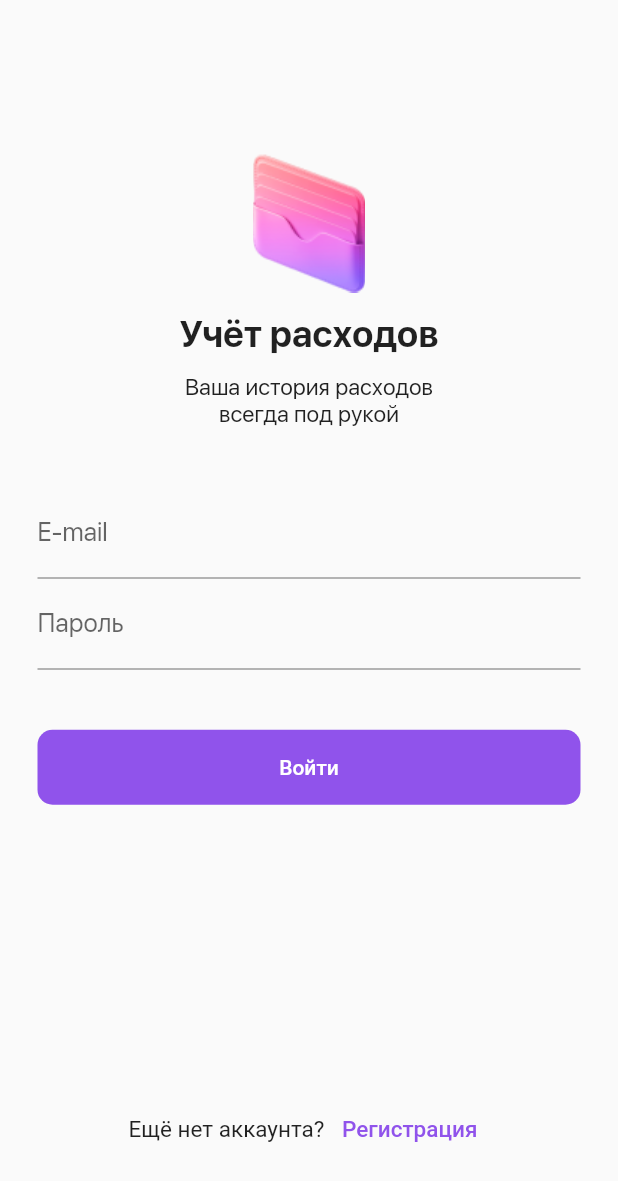
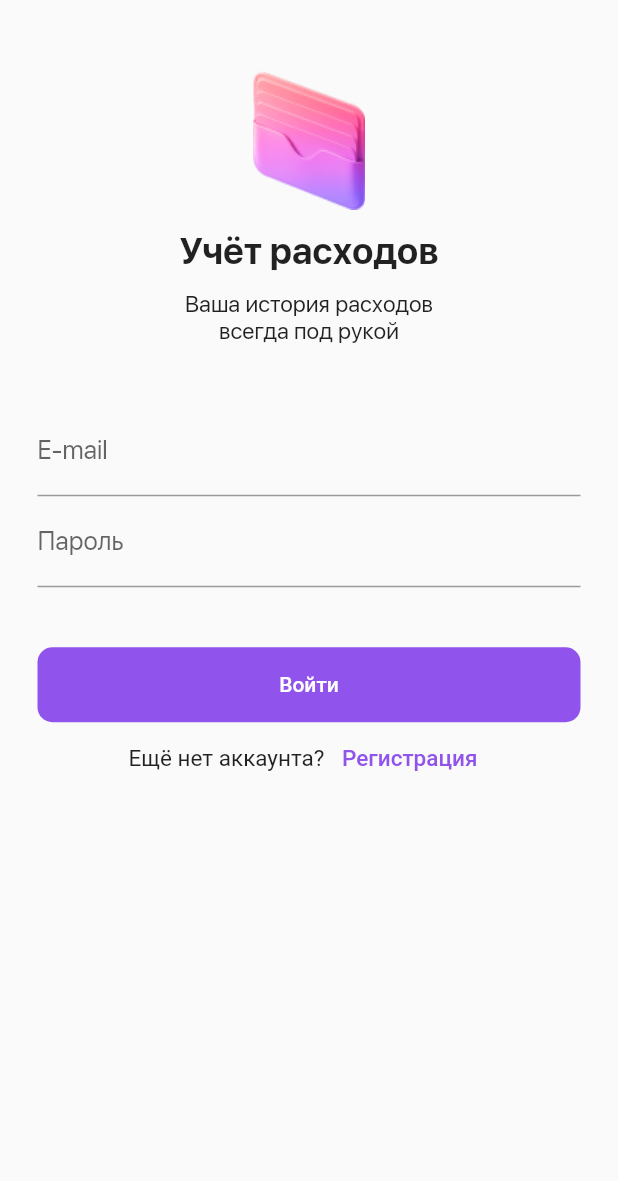
Before and after one commit to iaroshuk-dmitrii/money_tracker, a Flutter app: the screen it shows after launch, on a phone screen of 412 x 824 dp. Shown: the top 1181 px of the screen. Run offline on Flutter 3.47's test engine with Material 2 defaults, Android fonts, the phone set to English and light mode, and no system bars; our stand-ins replace bloc, firebase_auth, firebase_core, flutter_bloc; accounts and stored records are empty; statements that could not run were skipped.

```diff
--- /dev/null
+++ b/lib/business_logic/auth_bloc.dart
@@ -0,0 +1,53 @@
+import 'dart:async';
+
+import 'package:bloc/bloc.dart';
+import 'package:firebase_auth/firebase_auth.dart';
+import 'package:money_tracker/repositories/auth_repository.dart';
+
+class AuthBloc extends Bloc<AuthEvent, AuthState> {
+  final AuthRepository _authRepository;
+  StreamSubscription<User?>? _userSubscription;
+
+  AuthBloc({required AuthRepository authRepository})
+      : _authRepository = authRepository,
+        super(AuthUnknownState()) {
+    on<UserChangedEvent>((event, emit) async {
+      print('AuthBloc: UserChangedEvent');
+      if (event.user == null) {
+        emit(AuthUnauthenticatedState());
+      } else {
+        emit(AuthAuthenticatedState(event.user));
+      }
+    });
+
+    _userSubscription = _authRepository.user.listen((user) {
+      add(UserChangedEvent(user));
+    });
+  }
+
+  @override
+  Future<void> close() {
+    _userSubscription?.cancel();
+    return super.close();
+  }
+}
+
+//------------------------------
+abstract class AuthEvent {}
+
+class UserChangedEvent extends AuthEvent {
+  final User? user;
+  UserChangedEvent(this.user);
+}
+
+//------------------------------
+abstract class AuthState {}
+
+class AuthUnknownState extends AuthState {}
+
+class AuthUnauthenticatedState extends AuthState {}
+
+class AuthAuthenticatedState extends AuthState {
+  final User? user;
+  AuthAuthenticatedState(this.user);
+}
--- /dev/null
+++ b/lib/business_logic/login_cubit.dart
@@ -0,0 +1,110 @@
+import 'package:firebase_auth/firebase_auth.dart';
+import 'package:flutter_bloc/flutter_bloc.dart';
+import 'package:money_tracker/repositories/auth_repository.dart';
+
+class LoginCubit extends Cubit<LoginState> {
+  final AuthRepository _authRepository;
+
+  LoginCubit({required AuthRepository authRepository})
+      : _authRepository = authRepository,
+        super(const LoginState(
+          email: '',
+          password: '',
+          status: LoginStatus.initial,
+          loginType: LoginType.login,
+          user: null,
+          error: '',
+        ));
+
+  void emailChanged(String value) {
+    print('emailChanged $value');
+    emit(state.copyWith(email: value, status: LoginStatus.initial));
+  }
+
+  void passwordChanged(String value) {
+    print('passwordChanged $value');
+    emit(state.copyWith(password: value, status: LoginStatus.initial));
+  }
+
+  Future<void> signUp() async {
+    print('signUp');
+    if (state.status == LoginStatus.inProgress) return;
+    emit(state.copyWith(status: LoginStatus.inProgress));
+    try {
+      var user = await _authRepository.signUp(
+        email: state.email,
+        password: state.password,
+      );
+      emit(state.copyWith(status: LoginStatus.success, user: user));
+    } on AuthException catch (e) {
+      emit(state.copyWith(status: LoginStatus.error, error: e.message));
+    }
+  }
+
+  Future<void> login() async {
+    print('login');
+    if (state.status == LoginStatus.inProgress) return;
+    emit(state.copyWith(status: LoginStatus.inProgress));
+    try {
+      var user = await _authRepository.signIn(
+        email: state.email,
+        password: state.password,
+      );
+      emit(state.copyWith(status: LoginStatus.success, user: user));
+    } on AuthException catch (e) {
+      emit(state.copyWith(status: LoginStatus.error, error: e.message));
+    }
+  }
+
+  void switchToSignUp() {
+    print('switchToSignUp');
+    if (state.loginType == LoginType.signUp) return;
+    emit(state.copyWith(loginType: LoginType.signUp, status: LoginStatus.initial));
+  }
+
+  void switchToLogin() {
+    print('switchToLogin');
+    if (state.loginType == LoginType.login) return;
+    emit(state.copyWith(loginType: LoginType.login, status: LoginStatus.initial));
+  }
+}
+
+//------------------------------
+enum LoginStatus { initial, inProgress, success, error }
+enum LoginType { login, signUp }
+
+//------------------------------
+class LoginState {
+  final String email;
+  final String password;
+  final LoginStatus status;
+  final LoginType loginType;
+  final User? user;
+  final String error;
+
+  const LoginState(
+      {required this.email,
+      required this.password,
+      required this.status,
+      required this.loginType,
+      this.user,
+      required this.error});
+
+  LoginState copyWith({
+    String? email,
+    String? password,
+    LoginStatus? status,
+    LoginType? loginType,
+    User? user,
+    String? error,
+  }) {
+    return LoginState(
+      email: email ?? this.email,
+      password: password ?? this.password,
+      status: status ?? this.status,
+      loginType: loginType ?? this.loginType,
+      user: user ?? this.user,
+      error: error ?? this.error,
+    );
+  }
+}
--- a/lib/main.dart
+++ b/lib/main.dart
@@ -1,8 +1,16 @@
+import 'package:firebase_core/firebase_core.dart';
 import 'package:flutter/material.dart';
+import 'package:flutter_bloc/flutter_bloc.dart';
+import 'package:money_tracker/business_logic/auth_bloc.dart';
+import 'package:money_tracker/business_logic/image_picker_bloc.dart';
+import 'package:money_tracker/business_logic/login_cubit.dart';
+import 'package:money_tracker/repositories/auth_repository.dart';
 import 'package:money_tracker/ui/navigation.dart';
 import 'package:money_tracker/ui/theme.dart';
 
-void main() {
+Future<void> main() async {
+  WidgetsFlutterBinding.ensureInitialized();
+  await Firebase.initializeApp();
   runApp(MyApp());
 }
 
@@ -12,12 +20,21 @@ class MyApp extends StatelessWidget {
 
   @override
   Widget build(BuildContext context) {
-    return MaterialApp(
-      title: 'Flutter Demo',
-      theme: AppTheme.light,
-      initialRoute: mainNavigation.initialRoute,
-      routes: mainNavigation.routes,
-      onGenerateRoute: mainNavigation.onGenerateRoute,
+    return RepositoryProvider(
+      create: (BuildContext context) => AuthRepository(),
+      child: MultiBlocProvider(
+        providers: [
+          BlocProvider<AuthBloc>(create: (context) => AuthBloc(authRepository: context.read<AuthRepository>())),
+          BlocProvider<LoginCubit>(create: (context) => LoginCubit(authRepository: context.read<AuthRepository>())),
+          BlocProvider<ImagePickerBloc>(create: (context) => ImagePickerBloc()),
+        ],
+        child: MaterialApp(
+          theme: AppTheme.light,
+          initialRoute: mainNavigation.initialRoute,
+          routes: mainNavigation.routes,
+          onGenerateRoute: mainNavigation.onGenerateRoute,
+        ),
+      ),
     );
   }
 }
--- a/lib/ui/navigation.dart
+++ b/lib/ui/navigation.dart
@@ -1,46 +1,63 @@
 import 'package:flutter/material.dart';
+import 'package:money_tracker/ui/screens/loader_screen.dart';
 import 'package:money_tracker/ui/screens/login_screen.dart';
 import 'package:money_tracker/ui/screens/profile_screen.dart';
-import 'package:money_tracker/ui/screens/sign_up_screen.dart';
 import 'package:money_tracker/ui/screens/test_screen.dart';
 
 abstract class Screens {
+  static const loader = '/LoaderScreen';
   static const login = '/LoginScreen';
-  static const signUp = '/SignUpScreen';
   static const profile = '/ProfileScreen';
+  static const costAccounting = '/CostAccountingScreen';
   static const test = '/TestScreen';
 }
 
 class MainNavigation {
-  final initialRoute = Screens.login;
+  final initialRoute = Screens.loader;
 
   final routes = <String, Widget Function(BuildContext)>{
-    Screens.login: (context) => const LoginScreen(),
-    Screens.signUp: (context) => const SignUpScreen(),
-    Screens.profile: (context) => const ProfileScreen(),
-    Screens.test: (context) => const TestScreen(),
+    Screens.loader: (context) {
+      print('Create LoaderScreen');
+      return const LoaderScreen();
+    },
+    Screens.login: (context) {
+      print('Create LoginScreen');
+      return const LoginScreen();
+    },
+    Screens.profile: (context) {
+      print('Create ProfileScreen');
+      return const TestScreen();
+    },
+    Screens.costAccounting: (context) {
+      print('Create CostAccountingScreen');
+      return const TestScreen();
+    },
+    Screens.test: (context) {
+      print('Create TestScreen');
+      return const TestScreen();
+    },
   };
 
   Route<Object> onGenerateRoute(RouteSettings settings) {
     return MaterialPageRoute(builder: (context) => const Text('Navigation Error!!'));
   }
 
-  Route<Object> _customAnimateRoute(Widget page, {RouteSettings? settings}) => PageRouteBuilder(
-        settings: settings,
-        pageBuilder: (
-          BuildContext context,
-          Animation<double> animation,
-          Animation<double> secondaryAnimation,
-        ) =>
-            page,
-        transitionDuration: const Duration(milliseconds: 500),
-        reverseTransitionDuration: const Duration(milliseconds: 500),
-        transitionsBuilder: (
-          BuildContext context,
-          Animation<double> animation,
-          Animation<double> secondaryAnimation,
-          Widget child,
-        ) =>
-            FadeTransition(opacity: animation, child: child),
-      );
+  // Route<Object> _customAnimateRoute(Widget page, {RouteSettings? settings}) => PageRouteBuilder(
+  //       settings: settings,
+  //       pageBuilder: (
+  //         BuildContext context,
+  //         Animation<double> animation,
+  //         Animation<double> secondaryAnimation,
+  //       ) =>
+  //           page,
+  //       transitionDuration: const Duration(milliseconds: 500),
+  //       reverseTransitionDuration: const Duration(milliseconds: 500),
+  //       transitionsBuilder: (
+  //         BuildContext context,
+  //         Animation<double> animation,
+  //         Animation<double> secondaryAnimation,
+  //         Widget child,
+  //       ) =>
+  //           FadeTransition(opacity: animation, child: child),
+  //     );
 }
--- a/lib/ui/screens/login_screen.dart
+++ b/lib/ui/screens/login_screen.dart
@@ -1,7 +1,8 @@
 import 'package:flutter/material.dart';
+import 'package:flutter_bloc/flutter_bloc.dart';
+import 'package:money_tracker/business_logic/login_cubit.dart';
 import 'package:money_tracker/ui/constants.dart';
-import 'package:money_tracker/ui/widgets/email_input.dart';
-import 'package:money_tracker/ui/widgets/password_input.dart';
+import 'package:money_tracker/ui/navigation.dart';
 import 'package:money_tracker/ui/widgets/purple_text_button.dart';
 
 class LoginScreen extends StatelessWidget {
@@ -9,17 +10,32 @@ class LoginScreen extends StatelessWidget {
 
   @override
   Widget build(BuildContext context) {
-    TextEditingController _controllerEmail = TextEditingController();
-    TextEditingController _controllerPassword = TextEditingController();
-    return Scaffold(
-      body: Padding(
+    return BlocListener<LoginCubit, LoginState>(
+      listener: (context, state) {
+        if (state.status == LoginStatus.success) {
+          Navigator.of(context).pushNamedAndRemoveUntil(Screens.costAccounting, (Route<dynamic> route) => false);
+        }
+        if (state.status == LoginStatus.error) {
+          final String errorMessage = state.error;
+          showDialog(
+              context: context,
+              builder: (context) {
+                return AlertDialog(
+                  title: Text(errorMessage),
+                );
+              });
+        }
+      },
+      child: Scaffold(
+        body: SingleChildScrollView(
+          child: Padding(
             padding: const EdgeInsets.symmetric(vertical: 47, horizontal: 25),
             child: Center(
               child: ConstrainedBox(
                 constraints: const BoxConstraints(maxWidth: 450),
                 child: Column(
                   children: [
-                const Expanded(flex: 2, child: SizedBox.shrink()),
+                    // const Expanded(flex: 2, child: SizedBox.expand()),
                     Image.asset('assets/images/logo.png'),
                     const SizedBox(height: 13),
                     const Text(
@@ -40,28 +56,15 @@ class LoginScreen extends StatelessWidget {
                       style: TextStyle(fontSize: 15, fontFamily: 'SanFrancisco'),
                     ),
                     const SizedBox(height: 40),
-                EmailInput(controller: _controllerEmail),
-                PasswordInput(controller: _controllerPassword),
+                    const _EmailInput(),
+                    const _PasswordInput(),
                     const SizedBox(height: 40),
-                _LoginButton(controllerEmail: _controllerEmail, controllerPassword: _controllerPassword),
-                const Expanded(flex: 7, child: SizedBox.shrink()),
-                Row(
-                  mainAxisAlignment: MainAxisAlignment.center,
-                  children: [
-                    const Text(
-                      'Ещё нет аккаунта? ',
-                      style: TextStyle(fontSize: 15),
-                    ),
-                    TextButton(
-                      child: const Text(
-                        'Регистрация',
-                        style: TextStyle(color: kPurpleColor, fontSize: 15),
-                      ),
-                      onPressed: () {}, //TODO
-                    ),
+                    const _LoginButton(),
+                    // const Expanded(flex: 7, child: SizedBox.shrink()),
+                    const _SwitchSign(),
                   ],
                 ),
-              ],
+              ),
             ),
           ),
         ),
@@ -70,23 +73,90 @@ class LoginScreen extends StatelessWidget {
   }
 }
 
-class _LoginButton extends StatelessWidget {
-  const _LoginButton({
-    Key? key,
-    required TextEditingController controllerEmail,
-    required TextEditingController controllerPassword,
-  })  : _controllerEmail = controllerEmail,
-        _controllerPassword = controllerPassword,
-        super(key: key);
-
-  final TextEditingController _controllerEmail;
-  final TextEditingController _controllerPassword;
+class _EmailInput extends StatelessWidget {
+  const _EmailInput({Key? key}) : super(key: key);
 
   @override
   Widget build(BuildContext context) {
-    return PurpleTextButton(
-      buttonTitle: 'Войти',
-      onPressed: () {}, //TODO
+    return TextField(
+      onChanged: (value) => context.read<LoginCubit>().emailChanged(value),
+      keyboardType: TextInputType.emailAddress,
+      textAlign: TextAlign.left,
+      decoration: const InputDecoration(
+        labelText: 'E-mail',
+        labelStyle: TextStyle(fontSize: 17, fontFamily: 'SanFrancisco'),
+      ),
+      style: const TextStyle(fontSize: 17, fontFamily: 'SanFrancisco'),
     );
   }
 }
+
+class _PasswordInput extends StatelessWidget {
+  const _PasswordInput({Key? key}) : super(key: key);
+
+  @override
+  Widget build(BuildContext context) {
+    return TextField(
+      onChanged: (value) => context.read<LoginCubit>().passwordChanged(value),
+      obscureText: true,
+      keyboardType: TextInputType.visiblePassword,
+      textAlign: TextAlign.left,
+      decoration: const InputDecoration(
+        labelText: 'Пароль',
+        labelStyle: TextStyle(fontSize: 17, fontFamily: 'SanFrancisco'),
+      ),
+      style: const TextStyle(fontSize: 17, fontFamily: 'SanFrancisco'),
+    );
+  }
+}
+
+class _LoginButton extends StatelessWidget {
+  const _LoginButton({Key? key}) : super(key: key);
+
+  @override
+  Widget build(BuildContext context) {
+    return BlocBuilder<LoginCubit, LoginState>(builder: (context, state) {
+      final String buttonTitle = state.loginType == LoginType.login ? 'Войти' : 'Регистрация';
+      final bool loading = state.status == LoginStatus.inProgress;
+      return PurpleTextButton(
+        buttonTitle: buttonTitle,
+        onPressed: () {
+          state.loginType == LoginType.login ? context.read<LoginCubit>().login() : context.read<LoginCubit>().signUp();
+        },
+        loading: loading,
+      );
+    });
+  }
+}
+
+class _SwitchSign extends StatelessWidget {
+  const _SwitchSign({Key? key}) : super(key: key);
+
+  @override
+  Widget build(BuildContext context) {
+    return BlocBuilder<LoginCubit, LoginState>(builder: (context, state) {
+      final String text = state.loginType == LoginType.login ? 'Ещё нет аккаунта? ' : 'Уже есть аккаунт? ';
+      final String buttonText = state.loginType == LoginType.login ? 'Регистрация' : 'Войти';
+      return Row(
+        mainAxisAlignment: MainAxisAlignment.center,
+        children: [
+          Text(
+            text,
+            style: const TextStyle(fontSize: 15),
+          ),
+          TextButton(
+            child: Text(
+              buttonText,
+              style: const TextStyle(color: kPurpleColor, fontSize: 15),
+            ),
+            onPressed: () {
+              state.loginType == LoginType.login
+                  ? context.read<LoginCubit>().switchToSignUp()
+                  : context.read<LoginCubit>().switchToLogin();
+            },
+          ),
+        ],
+      );
+    });
+  }
+}
--- a/lib/ui/widgets/email_input.dart
+++ /dev/null
@@ -1,21 +0,0 @@
-import 'package:flutter/material.dart';
-
-class EmailInput extends StatelessWidget {
-  const EmailInput({Key? key, required this.controller}) : super(key: key);
-
-  final TextEditingController controller;
-
-  @override
-  Widget build(BuildContext context) {
-    return TextField(
-      controller: controller,
-      keyboardType: TextInputType.emailAddress,
-      textAlign: TextAlign.left,
-      decoration: const InputDecoration(
-        labelText: 'E-mail',
-        labelStyle: TextStyle(fontSize: 17, fontFamily: 'SanFrancisco'),
-      ),
-      style: TextStyle(fontSize: 17, fontFamily: 'SanFrancisco'),
-    );
-  }
-}
--- a/lib/ui/widgets/password_input.dart
+++ /dev/null
@@ -1,22 +0,0 @@
-import 'package:flutter/material.dart';
-
-class PasswordInput extends StatelessWidget {
-  const PasswordInput({Key? key, required this.controller}) : super(key: key);
-
-  final TextEditingController controller;
-
-  @override
-  Widget build(BuildContext context) {
-    return TextField(
-      controller: controller,
-      obscureText: true,
-      keyboardType: TextInputType.visiblePassword,
-      textAlign: TextAlign.left,
-      decoration: const InputDecoration(
-        labelText: 'Пароль',
-        labelStyle: TextStyle(fontSize: 17, fontFamily: 'SanFrancisco'),
-      ),
-      style: TextStyle(fontSize: 17, fontFamily: 'SanFrancisco'),
-    );
-  }
-}
--- a/lib/ui/widgets/purple_text_button.dart
+++ b/lib/ui/widgets/purple_text_button.dart
@@ -6,7 +6,7 @@ class PurpleTextButton extends StatelessWidget {
   final void Function()? onPressed;
   final bool loading;
 
-  PurpleTextButton({Key? key, required this.buttonTitle, this.onPressed, this.loading = false}) : super(key: key);
+  const PurpleTextButton({Key? key, required this.buttonTitle, this.onPressed, this.loading = false}) : super(key: key);
 
   @override
   Widget build(BuildContext context) {
@@ -15,7 +15,7 @@ class PurpleTextButton extends StatelessWidget {
         child: loading ? const CircularProgressIndicator(color: Colors.white) : Text(buttonTitle),
       ),
       style: ButtonStyle(
-        fixedSize: MaterialStateProperty.all<Size>(Size(double.infinity, 50.0)),
+        fixedSize: MaterialStateProperty.all<Size>(const Size(double.infinity, 50.0)),
         backgroundColor:
             loading ? MaterialStateProperty.all<Color>(kLightGray) : MaterialStateProperty.all<Color>(kPurpleColor),
         foregroundColor: MaterialStateProperty.all<Color>(Colors.white),
```
Also changed, not shown: lib/repositories/auth_repository.dart (added, +64 -0 lines), lib/ui/screens/loader_screen.dart (added, +25 -0 lines), lib/ui/screens/sign_up_screen.dart (deleted, +0 -92 lines), lib/ui/screens/test_screen.dart (+26 -3 lines), pubspec.yaml (+9 -0 lines), 2 other files. Lines whose indentation alone changed are shown as unchanged.
